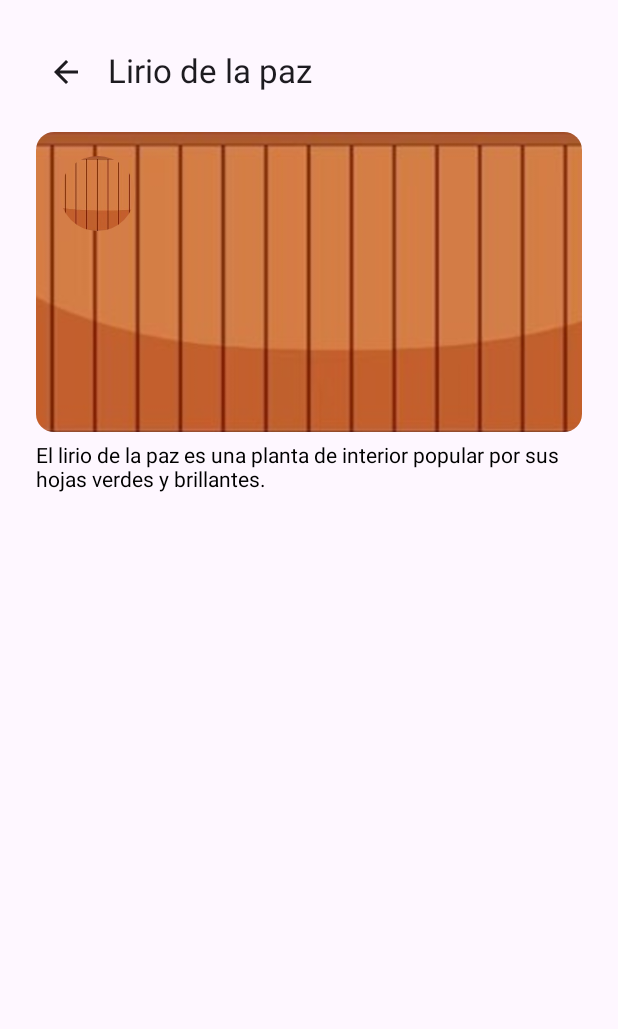
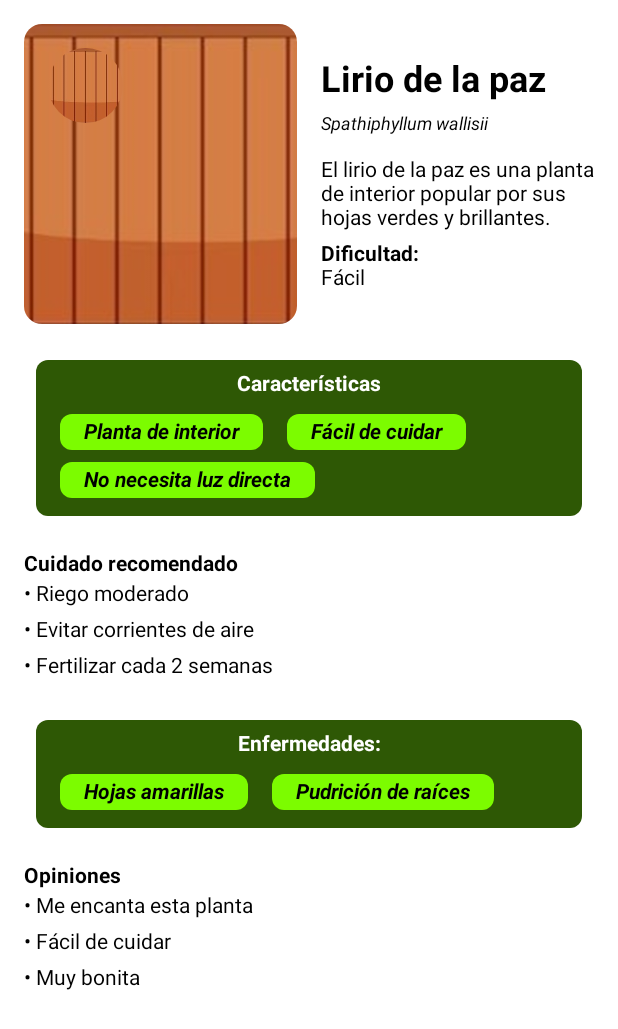
Before and after one commit to FixYourPlants/fyp-app, an Android app built with Jetpack Compose: the @Preview function PlantDetailsScreenPreview, on a phone screen of 412 x 824 dp. Shown: the top 1029 px of the screen. Run offline under Robolectric (Android 15) with nearby library versions, the phone set to English and light mode, and no system bars.

Commit message:
feat: Added details

```diff
--- /dev/null
+++ b/app/src/main/java/com/fyp/app/ui/components/BoxTag.kt
@@ -0,0 +1,83 @@
+package com.fyp.app.ui.components
+
+import androidx.compose.foundation.background
+import androidx.compose.foundation.layout.*
+import androidx.compose.foundation.shape.RoundedCornerShape
+import androidx.compose.material3.Text
+import androidx.compose.runtime.Composable
+import androidx.compose.ui.Alignment
+import androidx.compose.ui.Modifier
+import androidx.compose.ui.draw.shadow
+import androidx.compose.ui.graphics.Color
+import androidx.compose.ui.text.font.FontStyle
+import androidx.compose.ui.text.font.FontWeight
+import androidx.compose.ui.tooling.preview.Preview
+import androidx.compose.ui.unit.dp
+
+@OptIn(ExperimentalLayoutApi::class)
+@Composable
+fun BoxTag(name: String, values: List<String>) {
+    Column(
+        modifier = Modifier
+            .padding(8.dp)
+            .background(Color(0xFF2E5805), shape = RoundedCornerShape(8.dp))
+            .padding(8.dp)
+    ) {
+        Text(
+            text = name,
+            fontWeight = FontWeight.Bold,
+            color = Color.White,
+            modifier = Modifier
+                .padding(bottom = 8.dp)
+                .align(Alignment.CenterHorizontally)
+        )
+        FlowRow(
+            modifier = Modifier.fillMaxWidth()
+        ) {
+            values.forEach { value ->
+                BoxContent(value = value)
+            }
+        }
+    }
+}
+
+@Composable
+fun BoxContent(value: String) {
+    Box(
+        modifier = Modifier
+            .padding(vertical = 4.dp, horizontal = 8.dp)
+            .background(Color(0xFF7CFC00), RoundedCornerShape(8.dp))
+            .padding(vertical = 4.dp, horizontal = 8.dp)
+
+
+    ) {
+        Text(
+            text = value,
+            color = Color.Black,
+            fontWeight = FontWeight.Bold,
+            fontStyle = FontStyle.Italic,
+            modifier = Modifier.padding(horizontal = 8.dp)
+        )
+    }
+}
+
+
+
+@Preview(showBackground = true)
+@Composable
+fun BoxTagPreview() {
+    BoxTag(
+        name = "Características: ",
+        values = listOf(
+            "Hojas verdes",
+            "Flores amarillas",
+            "Hojas verdes",
+            "Flores amarillas",
+            "Hojas verdes",
+            "Flores amarillas",
+            "Hojas verdes",
+            "Flores amarillas",
+            "H"
+        )
+    )
+}
--- a/app/src/main/java/com/fyp/app/ui/screens/DetailScreen.kt
+++ b/app/src/main/java/com/fyp/app/ui/screens/DetailScreen.kt
@@ -1,29 +1,67 @@
 package com.example.myapplication.domain.home.screens
 
 import androidx.compose.foundation.background
-import androidx.compose.foundation.layout.*
+import androidx.compose.foundation.layout.Column
+import androidx.compose.foundation.layout.Row
+import androidx.compose.foundation.layout.Spacer
+import androidx.compose.foundation.layout.fillMaxSize
+import androidx.compose.foundation.layout.fillMaxWidth
+import androidx.compose.foundation.layout.height
+import androidx.compose.foundation.layout.padding
+import androidx.compose.foundation.layout.width
 import androidx.compose.foundation.lazy.LazyColumn
-import androidx.compose.material.icons.Icons
-import androidx.compose.material.icons.filled.ArrowBack
 import androidx.compose.material3.ExperimentalMaterial3Api
-import androidx.compose.material3.Icon
-import androidx.compose.material3.IconButton
-import androidx.compose.material3.MaterialTheme
 import androidx.compose.material3.Text
-import androidx.compose.material3.TopAppBar
 import androidx.compose.runtime.Composable
+import androidx.compose.ui.Alignment
 import androidx.compose.ui.Modifier
+import androidx.compose.ui.graphics.Color
+import androidx.compose.ui.text.font.FontStyle
+import androidx.compose.ui.text.font.FontWeight
 import androidx.compose.ui.tooling.preview.Preview
 import androidx.compose.ui.unit.dp
+import androidx.compose.ui.unit.sp
 import com.fyp.app.R
+import com.fyp.app.ui.components.BoxTag
 import com.fyp.app.ui.components.image.OverlayImageWithClick
 
-data class Plant(val name: String, val description: String, val imageUrl: Int)
+data class Plant(
+    val name: String,
+    val description: String,
+    val imageUrl: Int,
+    val characteristics: List<String>,
+    val dificulty: String = "Fácil",
+    val treatments: List<String>,
+    val sickness: List<String>,
+    val opinions: List<String>,
+    val scienceName: String
+)
 
 val plantDetails = Plant(
     name = "Lirio de la paz",
     description = "El lirio de la paz es una planta de interior popular por sus hojas verdes y brillantes.",
-    imageUrl = R.drawable.down_down
+    imageUrl = R.drawable.down_down,
+    characteristics = listOf(
+        "Planta de interior",
+        "Fácil de cuidar",
+        "No necesita luz directa"
+    ),
+    dificulty = "Fácil",
+    treatments = listOf(
+        "Riego moderado",
+        "Evitar corrientes de aire",
+        "Fertilizar cada 2 semanas"
+    ),
+    sickness = listOf(
+        "Hojas amarillas",
+        "Pudrición de raíces"
+    ),
+    opinions = listOf(
+        "Me encanta esta planta",
+        "Fácil de cuidar",
+        "Muy bonita"
+    ),
+    scienceName = "Spathiphyllum wallisii"
 )
 
 @OptIn(ExperimentalMaterial3Api::class)
@@ -32,52 +70,102 @@ fun PlantDetailsScreen(
     plant: Plant,
     onBackClicked: () -> Unit
 ) {
-    Column(
+    LazyColumn(
         modifier = Modifier
             .fillMaxSize()
-            .background(MaterialTheme.colorScheme.background)
+            .background(Color.White)
             .padding(16.dp)
     ) {
-        TopAppBar(
-            title = {
-                Text(
-                    text = plant.name
-                )
-            },
-            navigationIcon = {
-                IconButton(onClick = { onBackClicked() }) {
-                    Icon(imageVector = Icons.Default.ArrowBack, contentDescription = "Back")
-                }
-            }
-        )
-
-        LazyColumn(
-            modifier = Modifier
-                .fillMaxSize()
-                .padding(8.dp)
-        ) {
-            item {
-                Column {
-                    // Utiliza el composable OverlayImageWithClick
+        item {
+            Row(
+                modifier = Modifier.fillMaxWidth(),
+                verticalAlignment = Alignment.CenterVertically
+            ) {
+                Column(
+                    modifier = Modifier.weight(0.5f)
+                ) {
                     OverlayImageWithClick(
                         defaultImageUrl = plant.imageUrl,
                         clickedImageUrl = R.drawable.down_down,
                         onClick = { /* Acciones al hacer clic en la imagen */ }
                     )
                 }
-
-            }
-            item {
-                Column {
+                Spacer(modifier = Modifier.width(16.dp))
+                Column(
+                    modifier = Modifier.weight(0.5f)
+                ) {
+                    Text(
+                        fontWeight = FontWeight.Bold,
+                        text = plant.name,
+                        fontSize = 24.sp,
+                        color = Color.Black
+                    )
+                    Text(
+                        text = plant.scienceName,
+                        fontStyle = FontStyle.Italic,
+                        fontSize = 12.sp,
+                        modifier = Modifier.padding(vertical = 8.dp)
+                    )
                     Text(
                         text = plant.description,
-                        modifier = Modifier.padding(vertical = 8.dp)
+                        modifier = Modifier.padding(vertical = 8.dp),
+                        color = Color.Black
+                    )
+                    Text(
+                        text = "Dificultad: ",
+                        fontWeight = FontWeight.Bold,
+                        color = Color.Black
+                    )
+                    Text(
+                        text = plant.dificulty,
+                        color = Color.Black
                     )
                 }
             }
         }
+        item {
+            Spacer(modifier = Modifier.height(16.dp))
+            BoxTag(name = "Características", values = plant.characteristics)
+        }
+        item {
+            Spacer(modifier = Modifier.height(16.dp))
+            Text(
+                text = "Cuidado recomendado",
+                fontWeight = FontWeight.Bold,
+                color = Color.Black
+            )
+            plant.treatments.forEach { treatment ->
+                Text(
+                    text = "• $treatment",
+                    modifier = Modifier.padding(vertical = 4.dp),
+                    color = Color.Black
+                )
+            }
+        }
+        item {
+            Spacer(modifier = Modifier.height(16.dp))
+            BoxTag(name = "Enfermedades:", values = plant.sickness)
+        }
+        item {
+            Spacer(modifier = Modifier.height(16.dp))
+            Text(
+                text = "Opiniones",
+                fontWeight = FontWeight.Bold,
+                color = Color.Black
+            )
+            plant.opinions.forEach { opinion ->
+                Text(
+                    text = "• $opinion",
+                    modifier = Modifier.padding(vertical = 4.dp),
+                    color = Color.Black
+                )
+            }
+        }
     }
 }
+
+
+
 
 @Composable
 @Preview
```
Also changed, not shown: app/src/main/java/com/fyp/app/ui/components/image/OverlayImageWithClick.kt (line endings or trailing spaces).
